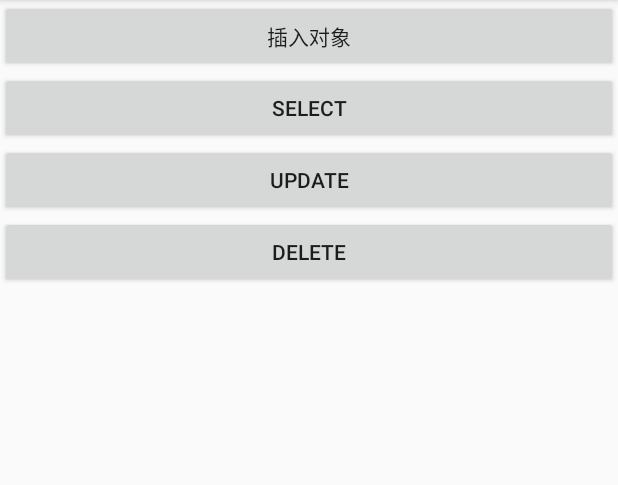
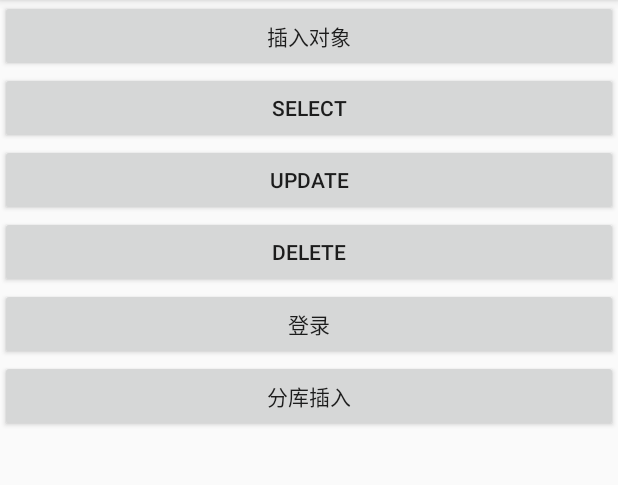
Before and after one commit to FrizzleLiu/FrizzleDB, an Android app: the screen it shows after launch (MainActivity), after a tap on "SELECT", on a phone screen of 412 x 824 dp, the part 84-569 px from its top. Run offline under Robolectric (Android 15) with nearby library versions, the phone set to English and light mode, and no system bars; 10 statements that could not run were skipped.

Commit message:
数据库分库

```diff
--- a/app/src/main/java/com/frizzle/db/db/BaseDao.java
+++ b/app/src/main/java/com/frizzle/db/db/BaseDao.java
@@ -29,8 +29,7 @@ public class BaseDao<T> implements IBaseDao<T>{
     // 定义一个缓存空间(key 字段名 value 成员变量)
     private HashMap<String, Field> cacheMap;
 
-
-    protected boolean init(SQLiteDatabase sqLiteDatabase, Class<T> entityClass){
+    public boolean init(SQLiteDatabase sqLiteDatabase,Class<T> entityClass){
         this.sqLiteDatabase = sqLiteDatabase;
         this.entityClass = entityClass;
         if(!isInit){
--- a/app/src/main/java/com/frizzle/db/db/BaseDaoFactory.java
+++ b/app/src/main/java/com/frizzle/db/db/BaseDaoFactory.java
@@ -1,6 +1,10 @@
 package com.frizzle.db.db;
 
 import android.database.sqlite.SQLiteDatabase;
+
+import java.util.Collections;
+import java.util.HashMap;
+import java.util.Map;
 
 public class BaseDaoFactory {
 
@@ -10,18 +14,26 @@ public class BaseDaoFactory {
     }
     private SQLiteDatabase sqLiteDatabase;
     private String sqlitePath;
-    private BaseDaoFactory(){
-        sqlitePath = "data/data/com.frizzle.db/frizzle.db";
+
+    // 设计要给数据库连接池，new 容器，只要new个一次，下次就不会再创建了。考虑多线程的问题
+    protected Map<String,BaseDao> map = Collections.synchronizedMap(new HashMap<String, BaseDao>());
+
+    protected BaseDaoFactory(){
+        sqlitePath = "data/data/com.frizzle.db/ne.db";
         sqLiteDatabase = SQLiteDatabase.openOrCreateDatabase(sqlitePath,null);
     }
 
 
     // 生产basedao对象
-    public <T extends BaseDao<M>,M> T getBaseDao(Class<T> daoClass, Class<M> entityClass){
+    public <T extends BaseDao<M>,M> T getBaseDao(Class<T> daoClass,Class<M> entityClass){
         BaseDao baseDao = null;
+        if(map.get(daoClass.getSimpleName()) != null){
+            return (T)map.get(daoClass.getSimpleName());
+        }
         try {
             baseDao = daoClass.newInstance();
             baseDao.init(sqLiteDatabase,entityClass);
+            map.put(daoClass.getSimpleName(),baseDao);
         } catch (IllegalAccessException e) {
             e.printStackTrace();
         } catch (InstantiationException e) {
--- a/app/src/main/res/layout/activity_main.xml
+++ b/app/src/main/res/layout/activity_main.xml
@@ -31,4 +31,16 @@
         android:layout_height="wrap_content"
         android:text="Delete" />
 
+    <Button
+        android:id="@+id/login"
+        android:layout_width="match_parent"
+        android:layout_height="wrap_content"
+        android:text="登录" />
+
+    <Button
+        android:id="@+id/subInsert"
+        android:layout_width="match_parent"
+        android:layout_height="wrap_content"
+        android:text="分库插入" />
+
 </LinearLayout>
```
Also changed, not shown: app/src/main/java/com/frizzle/db/MainActivity.java (+56 -22 lines), app/src/main/java/com/frizzle/db/Photo.java (added, +28 -0 lines), app/src/main/java/com/frizzle/db/User.java (+9 -0 lines), app/src/main/java/com/frizzle/db/db/UserDao.java (+36 -1 lines), app/src/main/java/com/frizzle/db/subdb/BaseDaoSubFactory.java (added, +38 -0 lines), app/src/main/java/com/frizzle/db/subdb/PhotoDao.java (added, +13 -0 lines), app/src/main/java/com/frizzle/db/subdb/PrivateDatabaseEnums.java (added, +34 -0 lines).
